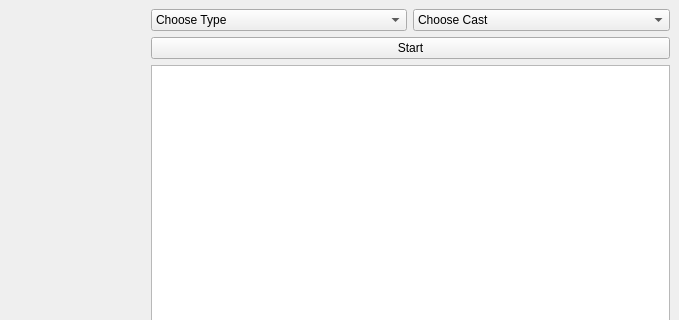
The window that UDPsendrecv/mainwindow.ui (aydinguler/udp-audio-stream) describes before a commit, drawn with Qt 5; both pictures show x 121 to 800 and y 0 to 320 of the 800 by 600 pixel window.
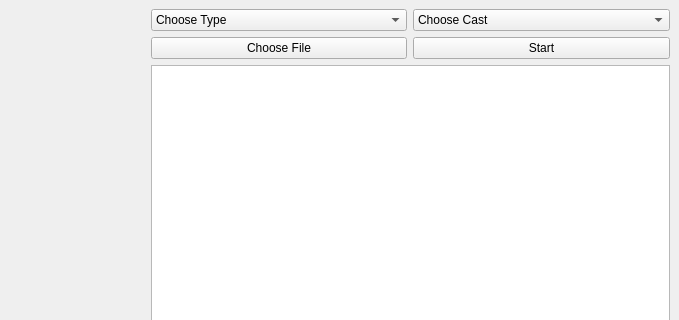
The same window after the commit.

The edit to the form file:
```diff
--- a/UDPsendrecv/mainwindow.ui
+++ b/UDPsendrecv/mainwindow.ui
@@ -55,7 +55,14 @@
         </item>
        </widget>
       </item>
-      <item row="1" column="1" colspan="2">
+      <item row="1" column="1">
+       <widget class="QPushButton" name="pushButton_2">
+        <property name="text">
+         <string>Choose File</string>
+        </property>
+       </widget>
+      </item>
+      <item row="1" column="2">
        <widget class="QPushButton" name="pushButton">
         <property name="text">
          <string>Start</string>
```
